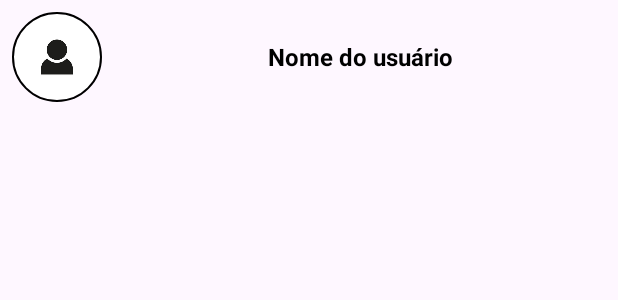
After one commit to gustavodias24/Baratao-Tarefas, an Android app: the layout layout_usuario.xml on its own in the app's theme, with its tools: preview values and no code run, on a phone screen of 412 x 824 dp. The commit adds this screen. Shown: the top 300 px of the screen. Run offline under Robolectric (Android 15) with nearby library versions, the phone set to English and light mode, and no system bars.

Commit message:
começando aparte de selecionar usuario

```diff
--- /dev/null
+++ b/app/src/main/res/layout/layout_usuario.xml
@@ -0,0 +1,38 @@
+<?xml version="1.0" encoding="utf-8"?>
+<LinearLayout xmlns:android="http://schemas.android.com/apk/res/android"
+    xmlns:app="http://schemas.android.com/apk/res-auto"
+    android:layout_width="match_parent"
+    android:layout_height="wrap_content"
+    android:orientation="vertical">
+
+    <LinearLayout
+        android:layout_width="match_parent"
+        android:layout_height="wrap_content"
+        android:layout_gravity="center"
+        android:gravity="center"
+        android:orientation="horizontal"
+        android:padding="8dp">
+
+        <de.hdodenhof.circleimageview.CircleImageView
+            android:id="@+id/profile_image_usuarios"
+            android:layout_width="60dp"
+            android:layout_height="60dp"
+            android:src="@raw/profileimage"
+            app:civ_border_color="#FF000000"
+            app:civ_border_width="1dp" />
+
+        <TextView
+            android:id="@+id/nome_usuario_selecionar"
+            android:layout_width="wrap_content"
+            android:layout_height="wrap_content"
+            android:layout_gravity="center_vertical"
+            android:layout_marginStart="8dp"
+            android:layout_weight="1"
+            android:gravity="center"
+            android:text="Nome do usuário"
+            android:textColor="#000000"
+            android:textSize="16sp"
+            android:textStyle="bold" />
+
+    </LinearLayout>
+</LinearLayout>
```
Also changed, not shown: app/src/main/java/benicio/solucoes/baratotarefas/CriacaoTarefaActivity.java (+71 -5 lines), app/src/main/java/benicio/solucoes/baratotarefas/adapter/AdapterUsuarios.java (added, +75 -0 lines), app/src/main/res/layout/layout_exibir_users.xml (added, +12 -0 lines).
